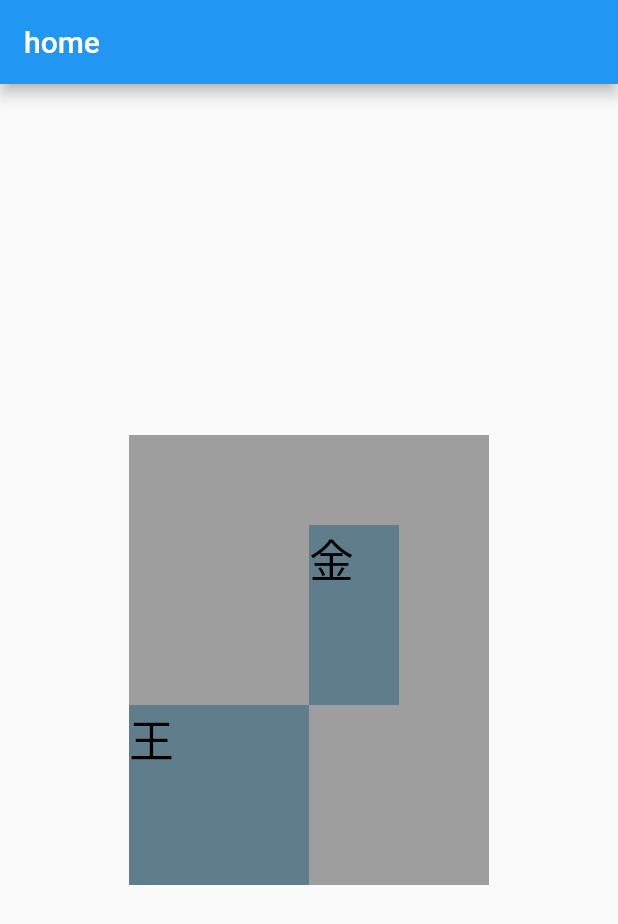
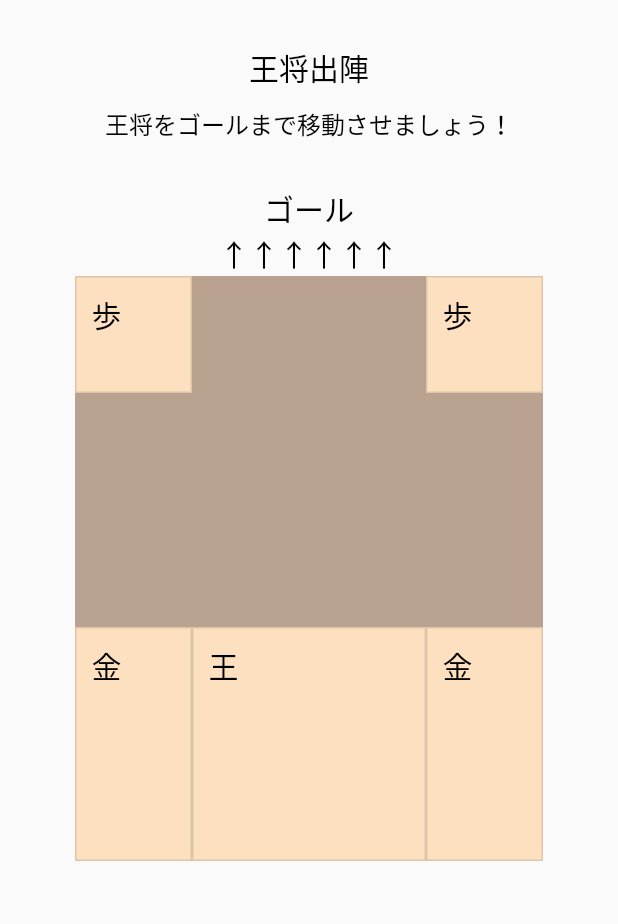
Before and after one commit to shukubota/ohsho_shutsujin, a Flutter app: the screen it shows after launch, on a phone screen of 412 x 824 dp. Shown: the top 924 px of the screen. Run offline on Flutter 3.47's test engine with Material 2 defaults, Android fonts, the light colour scheme and no system bars; our stand-ins replace flutter_hooks, hooks_riverpod.

Commit message:
design修正

```diff
--- a/lib/main.dart
+++ b/lib/main.dart
@@ -40,11 +40,54 @@
   @override
   Widget build(BuildContext context) {
     return Scaffold(
-      appBar: AppBar(
-        title: Text(text),
-      ),
+      // appBar: AppBar(
+      //   title: Text(text),
+      // ),
       body: Center(
-        child: Panel(),
+        child: Column(
+          children: [
+            Container(
+              margin: const EdgeInsets.only(top: 30),
+              child: const Text(
+                "王将出陣",
+                style: TextStyle(
+                  color: Colors.black,
+                  fontSize: 20,
+                ),
+              ),
+            ),
+            Container(
+              margin: const EdgeInsets.only(top: 10),
+              child: const Text(
+                "王将をゴールまで移動させましょう！",
+                style: TextStyle(
+                  color: Colors.black,
+                  fontSize: 16,
+                ),
+              ),
+            ),
+            Container(
+              margin: const EdgeInsets.only(top: 30),
+              child: const Text(
+                "ゴール",
+                style: TextStyle(
+                  color: Colors.black,
+                  fontSize: 20,
+                ),
+              ),
+            ),
+            Container(
+              child: const Text(
+                "↑↑↑↑↑↑",
+                style: TextStyle(
+                  color: Colors.black,
+                  fontSize: 20,
+                ),
+              ),
+            ),
+            Panel(),
+          ],
+        ),
       ),
     );
   }
--- a/lib/pages/panel.dart
+++ b/lib/pages/panel.dart
@@ -6,44 +6,61 @@
 import 'package:ohsho_shutsujin/service/map.dart';
 import 'package:ohsho_shutsujin/widgets/koma_view.dart';
 
-import '../main.dart';
-
-const double pieceSize = 60;
+// コマのlocation情報を管理する
+final mapService = MapService();
 
 const int panelCountX = 4;
 const int panelCountY = 5;
-const double panelWidth = pieceSize * panelCountX;
-const double panelHeight = pieceSize * panelCountY;
-
-// コマのlocation情報を管理する
-final mapService = MapService();
 
 class Panel extends ConsumerWidget {
   Panel({Key? key}) : super(key: key);
-  // var ohsho = Koma(komaType: KomaType.ohsho, point: Point(x: 0, y: 0), title: "王");
-  // final kin = Koma(komaType: KomaType.kin, point: Point(x: 2, y: 2), title: "金");
-
 
   @override
   Widget build(BuildContext context, WidgetRef ref) {
+    final Size displaySize = MediaQuery.of(context).size;
+    final double pieceSize = (displaySize.width - 100) / 4.0;
+    final double panelWidth = pieceSize * panelCountX;
+    final double panelHeight = pieceSize * panelCountY;
     KomaMap komaMap = ref.watch(komaMapProvider);
-
-    print(komaMap.komaList);
+    bool isDisplayClearLabel = ref.watch(clearStatusProvider);
 
     void toRight(Koma koma) {
       ref.read(komaMapProvider.notifier).changeKomaPointToRight(koma);
     }
-
     void toLeft(Koma koma) {
       ref.read(komaMapProvider.notifier).changeKomaPointToLeft(koma);
     }
-
     void up(Koma koma) {
+      final isClear = komaMap.checkGameClear();
+      if (isClear) {
+        ref.read(clearStatusProvider.notifier).clearGame();
+      }
       ref.read(komaMapProvider.notifier).changeKomaPointUp(koma);
     }
     void down(Koma koma) {
       ref.read(komaMapProvider.notifier).changeKomaPointDown(koma);
     }
+
+    void fromStart() {
+      ref.read(clearStatusProvider.notifier).init();
+      ref.read(komaMapProvider.notifier).init();
+    }
+
+    void continueGame() {
+      ref.read(clearStatusProvider.notifier).init();
+    }
+
+    final viewingKomaList = [
+      for (final _koma in komaMap.komaList)
+        KomaView(
+          koma: _koma,
+          toRight: toRight,
+          toLeft: toLeft,
+          up: up,
+          down: down,
+          pieceSize: pieceSize,
+        ),
+    ];
 
     return Container(
       color: Colors.blue,
@@ -52,60 +69,59 @@
           Container(
             width: panelWidth,
             height: panelHeight,
-            color: Colors.grey,
-            // child: GestureDetector(
-            //   onHorizontalDragEnd: (DragEndDetails point) {
-            //     print('end');
-            //     print(point.velocity.pixelsPerSecond.dx);
-            //     print(point.velocity);
-            //     // dynamic transitionFunction = () => {};
-            //     if (point.velocity.pixelsPerSecond.dx > 0.0) {
-            //       rootNavigatorKey.currentState
-            //           ?.pushReplacement(_transit(TransitionType.fromLeft));
-            //     } else if (point.velocity.pixelsPerSecond.dx < 0.0) {
-            //       rootNavigatorKey.currentState
-            //           ?.pushReplacement(_transit(TransitionType.fromRight));
-            //     }
-            //     // 0の時は何もしない
-            //   },
-            // ),
+            color: const Color(0xffbaa291),
           ),
-          // ohsho
-          KomaView(
-            koma: komaMap.komaList[0],
-            toRight: toRight,
-            toLeft: toLeft,
-            up: up,
-            down: down,
-          ),
-          KomaView(
-            koma: komaMap.komaList[1],
-            toRight: toRight,
-            toLeft: toLeft,
-            up: up,
-            down: down,
-          ),
+          ...viewingKomaList,
+          if (isDisplayClearLabel)
+            Opacity(
+              opacity: 0.7,
+              child: Container(
+                width: panelWidth,
+                height: panelHeight,
+                color: Colors.black,
+              ),
+            ),
+          if (isDisplayClearLabel)
+            Column(
+              children: [
+                Container(
+                  margin: const EdgeInsets.all(20),
+                  child: const Text(
+                    "Game Clear!!",
+                    style: TextStyle(
+                      color: Colors.yellowAccent,
+                      fontSize: 30,
+                    ),
+                  ),
+                ),
+                GestureDetector(
+                  onTap: () {
+                    fromStart();
+                  },
+                  child: const Text(
+                    ">最初から",
+                    style: TextStyle(
+                      color: Colors.yellowAccent,
+                      fontSize: 30,
+                    ),
+                  ),
+                ),
+                GestureDetector(
+                  onTap: () {
+                    continueGame();
+                  },
+                  child: const Text(
+                    ">続ける",
+                    style: TextStyle(
+                      color: Colors.yellowAccent,
+                      fontSize: 30,
+                    ),
+                  ),
+                ),
+              ],
+            ),
         ],
       ),
     );
   }
 }
-
-Route _transit(String transitionType) {
-  return PageRouteBuilder(
-    pageBuilder: (context, animation, secondaryAnimation) =>
-        const Home(text: 'a'),
-    transitionsBuilder: (context, animation, secondaryAnimation, child) {
-      final double offsetX =
-          transitionType == TransitionType.fromLeft ? -1.0 : 1.0;
-      final begin = Offset(offsetX, 0.0);
-      const end = Offset.zero;
-      final tween = Tween(begin: begin, end: end);
-      final offsetAnimation = animation.drive(tween);
-      return SlideTransition(
-        position: offsetAnimation,
-        child: child,
-      );
-    },
-  );
-}
--- a/lib/providers/location_provider.dart
+++ b/lib/providers/location_provider.dart
@@ -4,17 +4,55 @@
 import 'package:ohsho_shutsujin/pages/panel.dart';
 
 final komaMapProvider = StateNotifierProvider<KomaMapController, KomaMap>((ref) => KomaMapController());
+final clearStatusProvider = StateNotifierProvider<ClearStatusController, bool>((ref) => ClearStatusController());
 
-final ohsho = Koma(id: 1, komaType: KomaType.ohsho, point: Point(x: 0, y: 0), title: "王");
-final kin = Koma(id: 2, komaType: KomaType.kin, point: Point(x: 2, y: 2), title: "金");
+// 初期設定　ココは整合性チェックをしていない
+final ohsho = Koma(id: 1, komaType: KomaType.ohsho, point: Point(x: 1, y: 0), title: "王");
+final kin1 = Koma(id: 2, komaType: KomaType.kin, point: Point(x: 0, y: 0), title: "金");
+final kin2 = Koma(id: 3, komaType: KomaType.kin, point: Point(x: 3, y: 0), title: "金");
+final gin = Koma(id: 4, komaType: KomaType.gin, point: Point(x: 1, y: 2), title: "銀");
+final hisha = Koma(id: 5, komaType: KomaType.hisha, point: Point(x: 3, y: 2), title: "飛");
+final kaku = Koma(id: 6, komaType: KomaType.kaku, point: Point(x: 0, y: 2), title: "角");
+final kyosha = Koma(id: 7, komaType: KomaType.kyosha, point: Point(x: 2, y: 3), title: "香");
+final keima = Koma(id: 8, komaType: KomaType.keima, point: Point(x: 1, y: 3), title: "桂");
+final fu1 = Koma(id: 9, komaType: KomaType.fu, point: Point(x: 0, y: 4), title: "歩");
+final fu2 = Koma(id: 10, komaType: KomaType.fu, point: Point(x: 3, y: 4), title: "歩");
+
 final List<Koma> initialKomaList = [
   ohsho,
-  kin,
+  kin1,
+  kin2,
+  // gin,
+  // hisha,
+  // kaku,
+  // kyosha,
+  // keima,
+  fu1,
+  fu2,
 ];
 
+// 本当はdomain層相当の場所へ
 class KomaMap {
   final List<Koma> komaList;
   KomaMap({ required this.komaList });
+
+  Koma getOhsho() {
+    final ohsho = komaList.firstWhereOrNull((e) => e.komaType == KomaType.ohsho);
+    if (ohsho == null) {
+      throw Error();
+    }
+    return ohsho;
+  }
+
+  bool checkGameClear() {
+    final ohshoGoalPoint = Point(x: 1, y: 3);
+    final ohsho = getOhsho();
+    if (ohsho.point.isEqual(ohshoGoalPoint)) {
+      return true;
+    }
+    return false;
+  }
+
 
   bool canToRight(Koma koma) {
     // 境界値チェック
@@ -60,8 +98,6 @@
       return false;
     }
     final filledPointList = getFilledPointList();
-    print(filledPointList);
-    print("=========up[");
     // 上が空いているかチェック
     for (int i = 0; i < koma.width; i++) {
       final destination = Point(x: koma.point.x + i, y: koma.point.y + koma.height);
@@ -116,6 +152,10 @@
 class KomaMapController extends StateNotifier<KomaMap> {
   KomaMapController(): super(KomaMap(komaList: initialKomaList));
 
+  void init() {
+    state = KomaMap(komaList: initialKomaList);
+  }
+
   void changeKomaPointToRight(Koma koma) {
     final point = koma.point;
 
@@ -155,6 +195,11 @@
   void changeKomaPointUp(Koma koma) {
     final point = koma.point;
 
+    // クリア条件を満たしていればクリア
+    if (state.checkGameClear()) {
+      return;
+    }
+
     // 空いているか&壁でないか
     if (!state.canUp(koma)) {
       return;
@@ -189,6 +234,19 @@
   }
 }
 
+// clearしたかどうか
+class ClearStatusController extends StateNotifier<bool> {
+  ClearStatusController(): super(false);
+  void clearGame() {
+    state = true;
+  }
+  void init() {
+    state = false;
+  }
+}
+
+
+// 以下必要か確認必要
 // x: 0-3
 // y: 0-4
 class Location {
--- a/lib/widgets/koma_view.dart
+++ b/lib/widgets/koma_view.dart
@@ -10,6 +10,7 @@
   final Function toLeft;
   final Function up;
   final Function down;
+  final double pieceSize;
   const KomaView({
     Key? key,
     required this.koma,
@@ -17,9 +18,11 @@
     required this.toLeft,
     required this.up,
     required this.down,
+    required this.pieceSize,
   }): super(key: key);
   @override
   Widget build(BuildContext context) {
+    final double panelHeight = pieceSize * panelCountY;
     final double marginFromTop = panelHeight - pieceSize * (koma.height + koma.point.y.toDouble());
     final double marginFromLeft = pieceSize * koma.point.x.toDouble();
     return GestureDetector(
@@ -41,13 +44,17 @@
       child: Container(
         width: pieceSize * koma.width,
         height: pieceSize * koma.height,
+        padding: const EdgeInsets.all(10),
         margin: EdgeInsets.fromLTRB(marginFromLeft, marginFromTop, 0, 0),
-        color: Colors.blueGrey,
+        decoration: BoxDecoration(
+          border: Border.all(color: Colors.black12),
+          color: const Color(0xFFFCE0C0),
+        ),
         child: Text(
             koma.title,
             style: const TextStyle(
               color: Colors.black,
-              fontSize: 30,
+              fontSize: 20,
             ),
         ),
       ),
```
